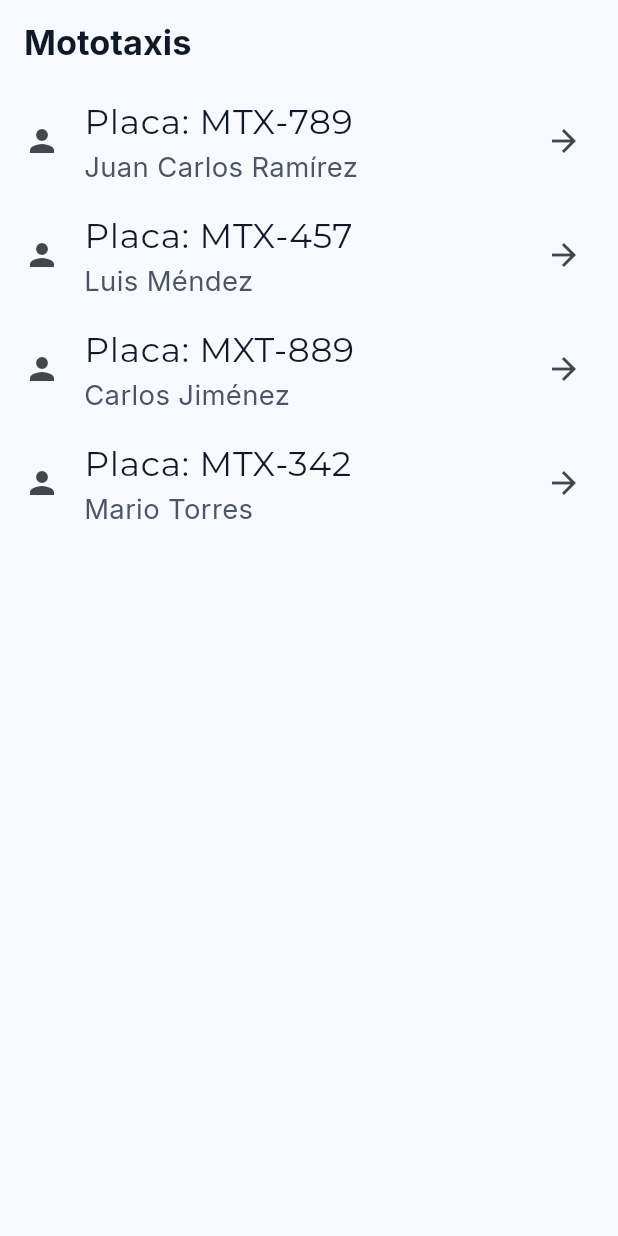
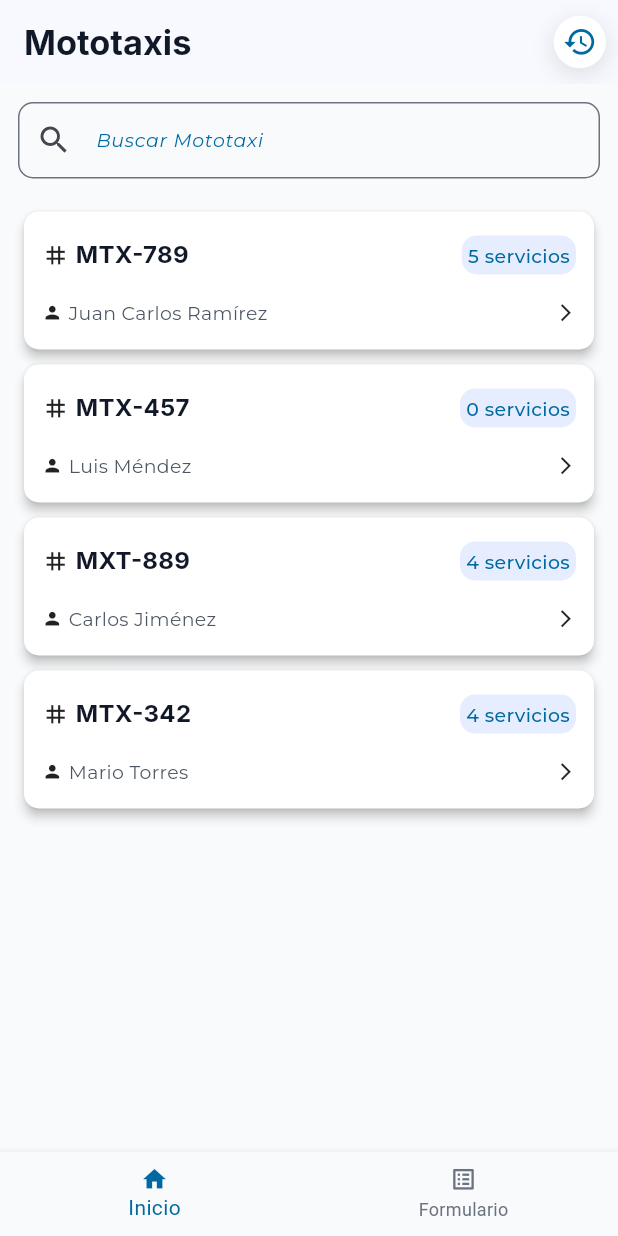
Before and after one commit to diegooooo10/app_motoservice, a Flutter app: the screen it shows after launch, on a phone screen of 412 x 824 dp. Run offline on Flutter 3.47's test engine with Material 3 defaults, Android fonts, the light colour scheme and no system bars; our stand-ins replace cloud_firestore, firebase_core, flutter_dotenv, flutter_screenutil, google_fonts; accounts and stored records are empty.

Commit message:
pagina de inicio completa, junto con navegacion, historial y cards con navegacion

```diff
--- a/lib/main.dart
+++ b/lib/main.dart
@@ -1,5 +1,5 @@
-import 'package:app_motoservice/screens/inicio.dart';
 import 'package:app_motoservice/theme/colors.dart';
+import 'package:app_motoservice/screens/barra_navegacion.dart';
 import 'package:flutter/material.dart';
 import 'package:firebase_core/firebase_core.dart';
 import 'package:flutter_screenutil/flutter_screenutil.dart';
@@ -34,6 +34,6 @@ class MainApp extends StatelessWidget {
 
   @override
   Widget build(BuildContext context) {
-    return Mototaxis();
+    return BarraNavegacion();
   }
 }
--- /dev/null
+++ b/lib/screens/barra_navegacion.dart
@@ -0,0 +1,54 @@
+import 'package:app_motoservice/screens/inicio.dart';
+import 'package:app_motoservice/theme/colors.dart';
+import 'package:app_motoservice/theme/iconos.dart';
+import 'package:flutter/material.dart';
+
+class BarraNavegacion extends StatefulWidget {
+  const BarraNavegacion({super.key});
+
+  @override
+  State<BarraNavegacion> createState() => _MainNavigatorState();
+}
+
+class _MainNavigatorState extends State<BarraNavegacion> {
+  int _selectedIndex = 0;
+  static final List<Widget> _pages = <Widget>[Mototaxis(), Ejemplo()];
+  @override
+  Widget build(BuildContext context) {
+    return Scaffold(
+      body: _pages[_selectedIndex],
+      bottomNavigationBar: BottomNavigationBar(
+        backgroundColor: ColoresApp.fondo,
+        elevation: 5,
+        currentIndex: _selectedIndex,
+        selectedItemColor: ColoresApp.primario,
+        unselectedItemColor: ColoresApp.gris,
+        items: <BottomNavigationBarItem>[
+          BottomNavigationBarItem(
+            icon: Icon(Icons.home, size: TamanoIcono.mediano),
+            label: 'Inicio',
+          ),
+          BottomNavigationBarItem(
+            icon: Icon(Icons.list_alt, size: TamanoIcono.mediano),
+            label: 'Formulario',
+          ),
+        ],
+        onTap: (int index) {
+          setState(() {
+            _selectedIndex = index;
+          });
+        },
+      ),
+    );
+  }
+}
+
+
+class Ejemplo extends StatelessWidget {
+  const Ejemplo({super.key});
+
+  @override
+  Widget build(BuildContext context) {
+    return const Placeholder();
+  }
+}
--- a/lib/screens/inicio.dart
+++ b/lib/screens/inicio.dart
@@ -2,7 +2,9 @@
 import 'package:app_motoservice/models/mototaxis_modelo.dart';
 import 'package:app_motoservice/services/firebase_service.dart';
 import 'package:app_motoservice/theme/colors.dart';
+import 'package:app_motoservice/theme/iconos.dart';
 import 'package:app_motoservice/theme/typography.dart';
+import 'package:app_motoservice/widgets/mototaxi_tarjeta_inicio.dart';
 import 'package:flutter/material.dart';
 import 'package:google_fonts/google_fonts.dart';
 
@@ -14,27 +16,49 @@ class Mototaxis extends StatefulWidget {
 }
 
 class _MototaxisState extends State<Mototaxis> {
-  List<Mototaxi> allData = [];
+  final TextEditingController _controller = TextEditingController();
+
+  List<Mototaxi> _allData = [];
+  List<Mototaxi> _filteredData = [];
   bool _isLoading = true;
 
   @override
   void initState() {
     super.initState();
     _loadData();
+    _controller.addListener(_filterList);
+  }
+
+  void _filterList() {
+    final q = _controller.text.toLowerCase();
+    setState(() {
+      _filteredData =
+          _allData.where((item) {
+            return item.placa.toLowerCase().contains(q) ||
+                item.nombre.toLowerCase().contains(q);
+          }).toList();
+    });
+  }
+
+  @override
+  void dispose() {
+    _controller.dispose();
+    super.dispose();
   }
 
   Future<void> _loadData() async {
     try {
-      final data = allData = await FirebaseService.getMockData();
-
-      setState(() {
+      final data = _allData = await FirebaseService.getMockData();
+      if (mounted) {
         setState(() {
-          allData = data;
+          _allData = data;
+          _filteredData = data;
         });
-      });
+      }
     } catch (e) {
       debugPrint('Error cargando datos: $e');
-    } finally {
+    }
+    if (mounted) {
       setState(() {
         _isLoading = false;
       });
@@ -44,6 +68,7 @@ class _MototaxisState extends State<Mototaxis> {
   @override
   Widget build(BuildContext context) {
     return Scaffold(
+      backgroundColor: ColoresApp.fondo,
       appBar: AppBar(
         title: Text(
           'Mototaxis',
@@ -53,38 +78,92 @@ class _MototaxisState extends State<Mototaxis> {
             color: ColoresApp.textoOscuro,
           ),
         ),
+        actions: [
+          IconButton(
+            onPressed: () {
+              Navigator.push(
+                context,
+                MaterialPageRoute(builder: (context) => EjemploHistorial()),
+              );
+            },
+            icon: SizedBox(
+              width: TamanoIcono.grande + 12,
+              height: TamanoIcono.grande + 12,
+
+              child: Container(
+                decoration: BoxDecoration(
+                  color: ColoresApp.fondoTarjeta,
+                  borderRadius: BorderRadius.circular(20),
+                  boxShadow: [
+                    BoxShadow(
+                      color: Colors.black.withValues(alpha: 0.1),
+                      offset: Offset(0, 4),
+                      blurRadius: 12,
+                      spreadRadius: 1,
+                    ),
+                  ],
+                ),
+
+                child: Icon(
+                  Icons.history,
+                  color: ColoresApp.primario,
+                  size: TamanoIcono.grande,
+                ),
+              ),
+            ),
+          ),
+        ],
       ),
       body: Column(
         children: [
+          Padding(
+            padding: EdgeInsets.all(12),
+            child: TextField(
+              style: GoogleFonts.montserrat(
+                fontSize: TamanoLetra.textoPequeno,
+                color: ColoresApp.textoOscuro,
+              ),
+              controller: _controller,
+              decoration: InputDecoration(
+                hintText: 'Buscar mototaxi por placa o conductor',
+                hintStyle: GoogleFonts.montserrat(
+                  fontSize: TamanoLetra.textoPequeno,
+                  color: ColoresApp.textoMedio,
+                  fontStyle: FontStyle.italic,
+                ),
+                labelText: 'Buscar Mototaxi',
+                labelStyle: GoogleFonts.montserrat(
+                  fontSize: TamanoLetra.textoPequeno,
+                  color: ColoresApp.primario,
+                  fontStyle: FontStyle.italic,
+                ),
+                prefixIcon: Icon(Icons.search),
+                border: OutlineInputBorder(
+                  borderRadius: BorderRadius.circular(10),
+                ),
+                focusedBorder: OutlineInputBorder(
+                  borderRadius: BorderRadius.circular(10),
+                  borderSide: BorderSide(color: ColoresApp.primario, width: 1),
+                ),
+                enabledBorder: OutlineInputBorder(
+                  borderRadius: BorderRadius.circular(10),
+                  borderSide: BorderSide(color: ColoresApp.gris, width: 1),
+                ),
+              ),
+            ),
+          ),
+          SizedBox(height: 10),
           Expanded(
             child:
                 _isLoading
                     ? const Center(child: CircularProgressIndicator())
-                    : allData.isEmpty
+                    : _filteredData.isEmpty
                     ? const Center(child: Text('No se encontraron resultados'))
                     : ListView.builder(
-                      itemCount: allData.length,
+                      itemCount: _filteredData.length,
                       itemBuilder: (context, index) {
-                        final item = allData[index];
-                        return ListTile(
-                          leading: Icon(Icons.person),
-                          title: Text(
-                            'Placa: ${item.placa}',
-                            style: GoogleFonts.montserrat(
-                              fontSize: TamanoLetra.tituloGrande,
-                              color: ColoresApp.textoOscuro,
-                            ),
-                          ),
-                          subtitle: Text(
-                            item.nombre,
-                            style: GoogleFonts.inter(
-                              fontSize: TamanoLetra.subtitulo,
-                              color: ColoresApp.textoMedio,
-                            ),
-                          ),
-                          trailing: Icon(Icons.arrow_forward),
-                          onTap: () {},
-                        );
+                        final item = _filteredData[index];
+                        return MototaxiTarjetaInicio(mototaxi: item);
                       },
                     ),
           ),
@@ -93,3 +172,12 @@ class _MototaxisState extends State<Mototaxis> {
     );
   }
 }
+
+class EjemploHistorial extends StatelessWidget {
+  const EjemploHistorial({super.key});
+
+  @override
+  Widget build(BuildContext context) {
+    return const Placeholder();
+  }
+}
--- /dev/null
+++ b/lib/widgets/mototaxi_tarjeta_inicio.dart
@@ -0,0 +1,109 @@
+import 'package:app_motoservice/models/mototaxis_modelo.dart';
+import 'package:app_motoservice/theme/colors.dart';
+import 'package:app_motoservice/theme/iconos.dart';
+import 'package:app_motoservice/theme/typography.dart';
+import 'package:flutter/material.dart';
+import 'package:google_fonts/google_fonts.dart';
+
+class MototaxiTarjetaInicio extends StatelessWidget {
+  final Mototaxi mototaxi;
+  const MototaxiTarjetaInicio({super.key, required this.mototaxi});
+
+  @override
+  Widget build(BuildContext context) {
+    return Card(
+      color: ColoresApp.fondoTarjeta,
+      elevation: 3,
+      shape: RoundedRectangleBorder(borderRadius: BorderRadius.circular(10)),
+      margin: EdgeInsets.fromLTRB(16, 0, 16, 10),
+      child: InkWell(
+        onTap: () {
+          Navigator.push(
+            context,
+            MaterialPageRoute(builder: (context) => EjemploDescripcion()),
+          );
+        },
+        child: Padding(
+          padding: const EdgeInsets.symmetric(horizontal: 12, vertical: 16),
+          child: Column(
+            children: [
+              Row(
+                crossAxisAlignment: CrossAxisAlignment.center,
+
+                mainAxisAlignment: MainAxisAlignment.spaceBetween,
+                children: [
+                  Row(
+                    crossAxisAlignment: CrossAxisAlignment.center,
+                    children: [
+                      Icon(Icons.tag, size: TamanoIcono.mediano),
+                      SizedBox(width: 4),
+                      Text(
+                        mototaxi.placa,
+                        style: GoogleFonts.inter(
+                          color: ColoresApp.textoOscuro,
+                          fontSize: TamanoLetra.textoNormal,
+                          fontWeight: FontWeight.bold,
+                        ),
+                      ),
+                    ],
+                  ),
+                  SizedBox(height: 16),
+
+                  Container(
+                    padding: EdgeInsets.all(4),
+                    decoration: BoxDecoration(
+                      color: ColoresApp.primarioClaro,
+                      borderRadius: BorderRadius.circular(10),
+                    ),
+
+                    child: Text(
+                      '${mototaxi.servicios.length} servicios',
+                      style: GoogleFonts.montserrat(
+                        color: ColoresApp.primario,
+                        fontWeight: FontWeight.w500,
+                        fontSize: TamanoLetra.textoPequeno,
+                      ),
+                    ),
+                  ),
+                ],
+              ),
+              SizedBox(height: 16),
+
+              Row(
+                mainAxisAlignment: MainAxisAlignment.spaceBetween,
+                crossAxisAlignment: CrossAxisAlignment.center,
+                children: [
+                  Row(
+                    crossAxisAlignment: CrossAxisAlignment.center,
+                    children: [
+                      Icon(Icons.person, size: TamanoIcono.pequeno),
+                      SizedBox(width: 4),
+                      Text(
+                        mototaxi.nombre,
+                        style: GoogleFonts.montserrat(
+                          color: ColoresApp.textoMedio,
+                          fontSize: TamanoLetra.textoPequeno,
+                        ),
+                      ),
+                    ],
+                  ),
+
+                  Icon(Icons.arrow_forward_ios, size: TamanoIcono.pequeno),
+                ],
+              ),
+            ],
+          ),
+        ),
+      ),
+    );
+  }
+}
+
+class EjemploDescripcion extends StatelessWidget {
+  const EjemploDescripcion({super.key});
+
+  @override
+  Widget build(BuildContext context) {
+    return const Placeholder();
+  }
+}
```
Also changed, not shown: lib/widgets/example.dart (deleted).
